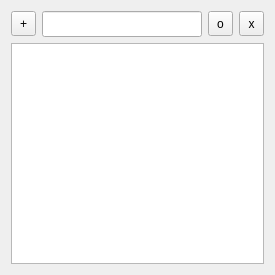
Qt form src/NoteWidget/notewidget.ui (Odizinne/Qwote) before a commit.
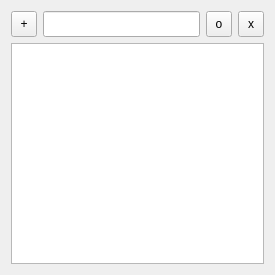
The same form after that commit.

Diff of the .ui file:
```diff
--- a/src/NoteWidget/notewidget.ui
+++ b/src/NoteWidget/notewidget.ui
@@ -18,8 +18,8 @@
     <widget class="QToolButton" name="newButton">
      <property name="minimumSize">
       <size>
-       <width>25</width>
-       <height>25</height>
+       <width>26</width>
+       <height>26</height>
       </size>
      </property>
      <property name="text">
@@ -41,8 +41,8 @@
     <widget class="QToolButton" name="pinButton">
      <property name="minimumSize">
       <size>
-       <width>25</width>
-       <height>25</height>
+       <width>26</width>
+       <height>26</height>
       </size>
      </property>
      <property name="text">
@@ -57,8 +57,8 @@
     <widget class="QToolButton" name="closeButton">
      <property name="minimumSize">
       <size>
-       <width>25</width>
-       <height>25</height>
+       <width>26</width>
+       <height>26</height>
       </size>
      </property>
      <property name="text">
```
